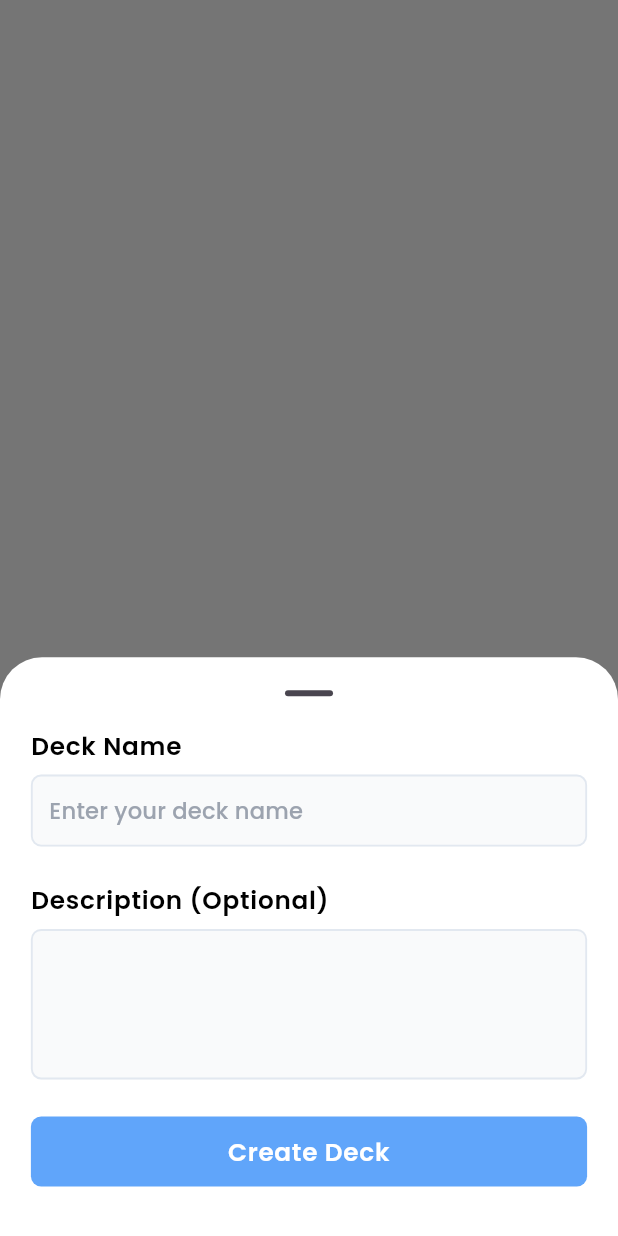
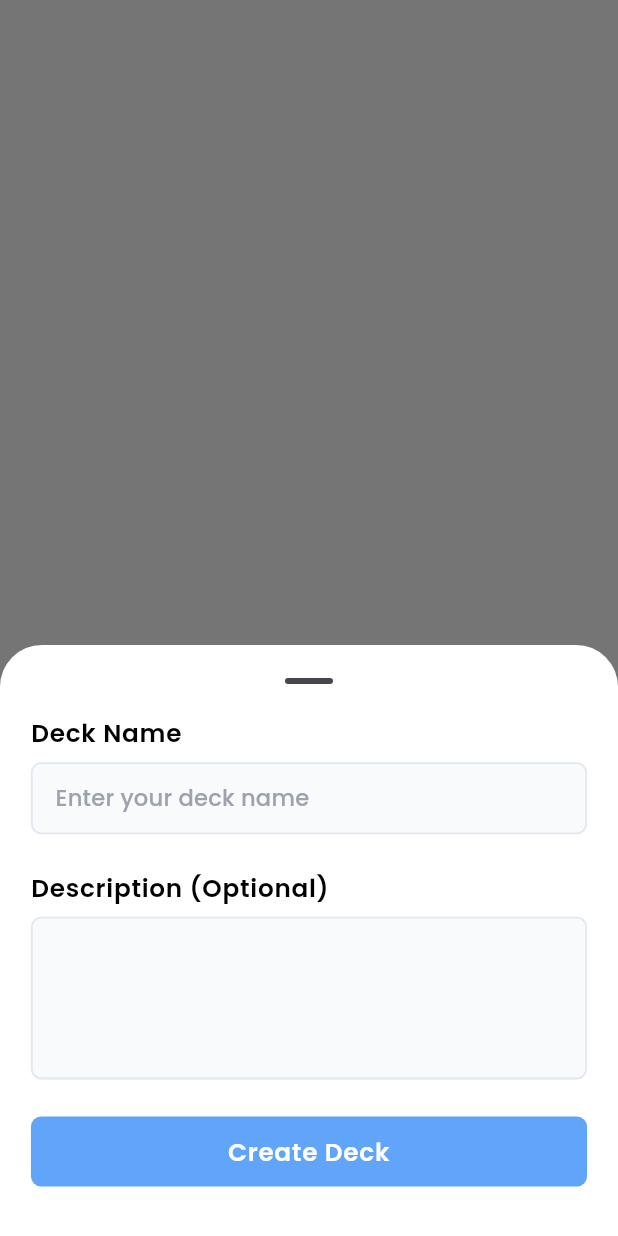
Before and after one commit to Harunn33/GorillaCards, a Flutter app: the CustomModalBottomSheet widget shown alone on an empty page, opened directly with empty values, on a phone screen of 412 x 824 dp. Run offline on Flutter 3.47's test engine with Material 2 defaults, Android fonts, the light colour scheme and no system bars; drawn by our look-alikes of flutter_bounceable; our stand-ins replace dio, flip_card, flutter_svg, flutter_swipe_action_cell, get, get_storage and 2 more; accounts and stored records are empty.

Commit message:
padding added to constants and app logo path added to constants

```diff
--- a/lib/modules/Splash/Splash.dart
+++ b/lib/modules/Splash/Splash.dart
@@ -2,7 +2,7 @@
 
 import 'package:flutter/material.dart';
 import 'package:get/get.dart';
-import 'package:sizer/sizer.dart';
+import 'package:gorillacards/shared/constants/paddings.dart';
 
 import '../../shared/enums/images.dart';
 import 'SplashController.dart';
@@ -15,9 +15,7 @@ class Splash extends GetView<SplashController> {
     Get.put(SplashController());
     return Scaffold(
       body: Padding(
-        padding: EdgeInsets.symmetric(
-          horizontal: 5.w,
-        ),
+        padding: AppPaddings.generalPadding,
         child: Center(
           child: Images.appLogo.png,
         ),
--- /dev/null
+++ b/lib/shared/constants/imagePath.dart
@@ -0,0 +1,6 @@
+// ignore_for_file: file_names
+
+class ImagePaths {
+  ImagePaths._();
+  static const String appLogo = "assets/images/appLogo.png";
+}
--- a/lib/shared/constants/paddings.dart
+++ b/lib/shared/constants/paddings.dart
@@ -7,4 +7,8 @@ class AppPaddings {
   static final EdgeInsets generalPadding = EdgeInsets.symmetric(
     horizontal: 5.w,
   );
+  static final EdgeInsets h3v1Padding = EdgeInsets.symmetric(
+    horizontal: 3.w,
+    vertical: 1.h,
+  );
 }
--- a/lib/shared/constants/strings.dart
+++ b/lib/shared/constants/strings.dart
@@ -52,4 +52,5 @@ class AppStrings {
   static const successAddFlashCard = "Card successfully added";
   static const successEditDeck = "Deck successfully edited";
   static const successCreateDeck = "Deck successfully created";
+  static const ok = "OK";
 }
--- a/lib/shared/methods/CustomModalBottomSheet.dart
+++ b/lib/shared/methods/CustomModalBottomSheet.dart
@@ -1,6 +1,7 @@
 // ignore_for_file: non_constant_identifier_names, file_names
 
 import 'package:flutter/material.dart';
+import 'package:gorillacards/shared/widgets/CustomInputLabel.dart';
 import 'package:sizer/sizer.dart';
 
 import '../constants/colors.dart';
@@ -39,12 +40,7 @@ Future<dynamic> CustomModalBottomSheet({
             child: Column(
               crossAxisAlignment: CrossAxisAlignment.start,
               children: [
-                Text(
-                  AppStrings.deckName,
-                  style: Theme.of(context).textTheme.labelMedium?.copyWith(
-                        color: AppColors.black,
-                      ),
-                ),
+                const CustomInputLabel(label: AppStrings.deckName),
                 AppSpacer.h1,
                 CustomModalBottomSheetTextFormField(
                   onTapOutside: onTapOutside,
@@ -63,11 +59,8 @@ Future<dynamic> CustomModalBottomSheet({
                   },
                 ),
                 AppSpacer.h3,
-                Text(
-                  AppStrings.deckDescription,
-                  style: Theme.of(context).textTheme.labelMedium?.copyWith(
-                        color: AppColors.black,
-                      ),
+                const CustomInputLabel(
+                  label: AppStrings.deckDescription,
                 ),
                 AppSpacer.h1,
                 CustomModalBottomSheetTextFormField(
--- /dev/null
+++ b/lib/shared/widgets/CustomInputLabel.dart
@@ -0,0 +1,24 @@
+// ignore_for_file: file_names
+
+import 'package:flutter/material.dart';
+
+import '../constants/colors.dart';
+
+class CustomInputLabel extends StatelessWidget {
+  const CustomInputLabel({
+    super.key,
+    required this.label,
+  });
+
+  final String label;
+
+  @override
+  Widget build(BuildContext context) {
+    return Text(
+      label,
+      style: Theme.of(context).textTheme.labelMedium?.copyWith(
+            color: AppColors.black,
+          ),
+    );
+  }
+}
--- a/lib/shared/widgets/CustomModalBottomSheetTextFormField.dart
+++ b/lib/shared/widgets/CustomModalBottomSheetTextFormField.dart
@@ -1,6 +1,7 @@
 // ignore_for_file: file_names
 
 import 'package:flutter/material.dart';
+import 'package:gorillacards/shared/constants/paddings.dart';
 import 'package:sizer/sizer.dart';
 
 import '../constants/colors.dart';
@@ -48,10 +49,7 @@ class CustomModalBottomSheetTextFormField extends StatelessWidget {
               color: AppColors.santasGrey,
             ),
         hintText: hintText,
-        contentPadding: EdgeInsets.symmetric(
-          horizontal: 2.w,
-          vertical: .5.h,
-        ),
+        contentPadding: AppPaddings.h3v1Padding,
       ),
     );
   }
--- a/lib/shared/widgets/CustomTextFormField.dart
+++ b/lib/shared/widgets/CustomTextFormField.dart
@@ -2,6 +2,7 @@
 
 import 'package:flutter/material.dart';
 import 'package:flutter_bounceable/flutter_bounceable.dart';
+import 'package:gorillacards/shared/constants/paddings.dart';
 import 'package:sizer/sizer.dart';
 
 import '../constants/colors.dart';
@@ -63,10 +64,7 @@ class CustomTextFormField extends StatelessWidget {
               color: AppColors.santasGrey,
             ),
         hintText: hintText,
-        contentPadding: EdgeInsets.symmetric(
-          horizontal: 3.w,
-          vertical: .5.h,
-        ),
+        contentPadding: AppPaddings.h3v1Padding,
       ),
     );
   }
```
Also changed, not shown: lib/modules/Home/Home.dart (+3 -9 lines), lib/modules/Home/HomeController.dart (+6 -9 lines).
